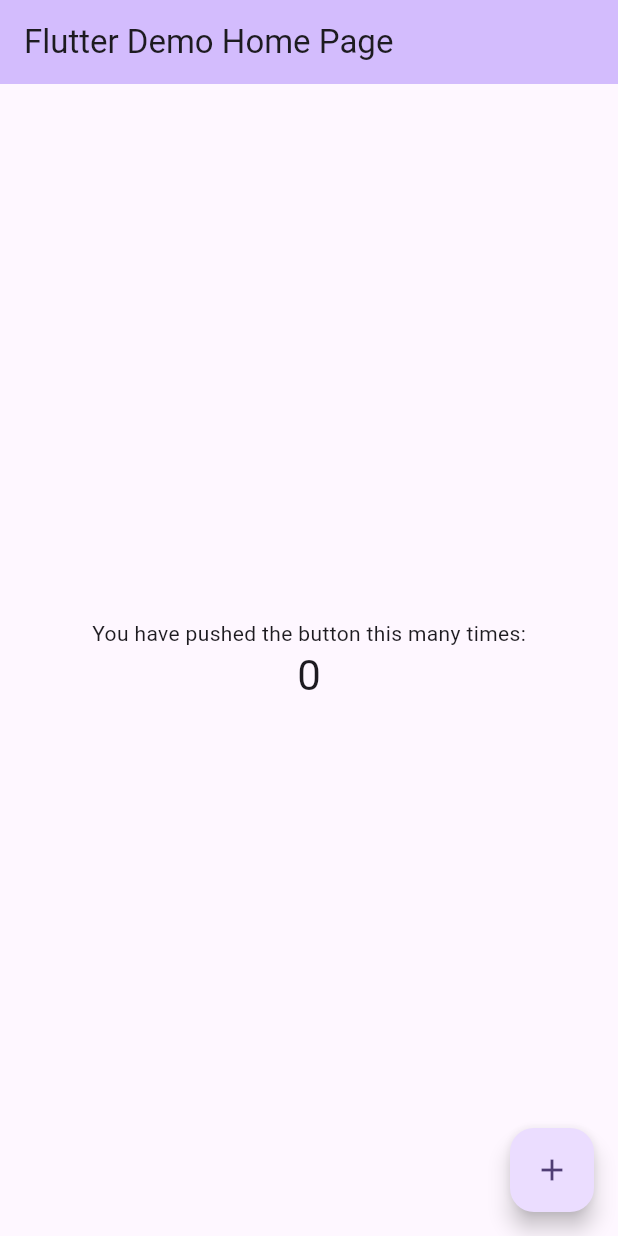
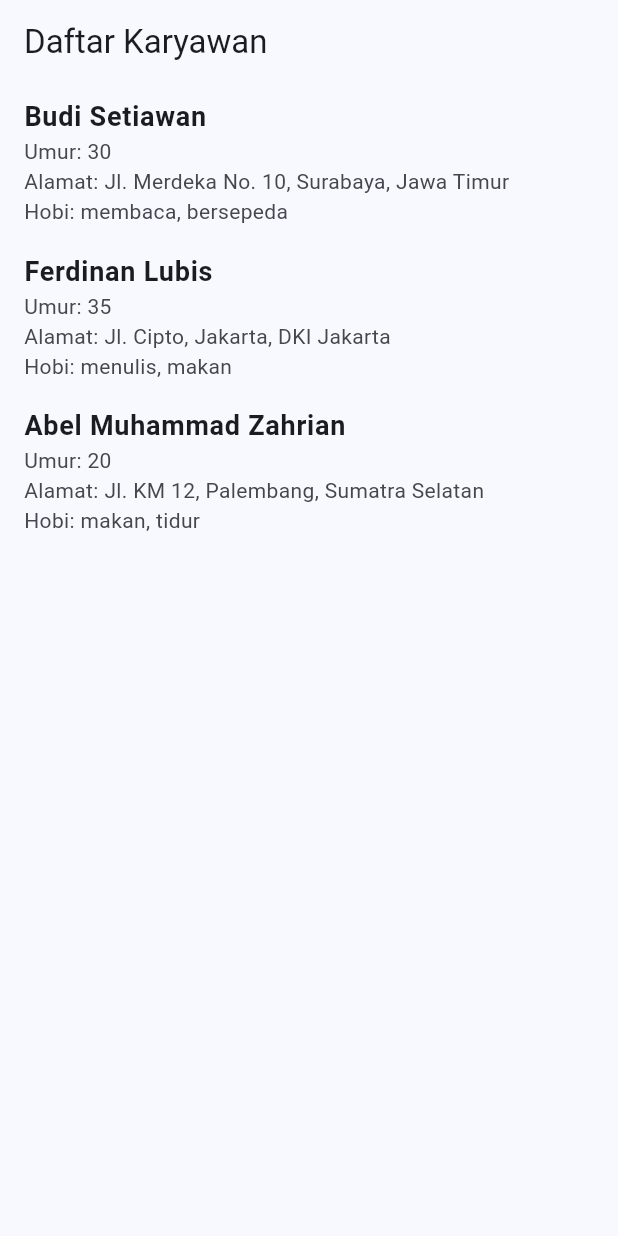
Before and after one commit to Mobile-Programming-MDP/materi-flutter-zahriaan, a Flutter app: the screen it shows after launch, on a phone screen of 412 x 824 dp. Run offline on Flutter 3.47's test engine with Material 3 defaults, Android fonts, the light colour scheme and no system bars.

Commit message:
Pertemuan 2

```diff
--- a/karyawan/assets/karyawan.json
+++ b/karyawan/assets/karyawan.json
@@ -0,0 +1,32 @@
+[
+    {
+        "nama": "Budi Setiawan",
+        "umur": 30,
+        "alamat": {
+            "jalan": "Jl. Merdeka No. 10",
+            "kota": "Surabaya",
+            "provinsi": "Jawa Timur"
+        },
+        "hobi": ["membaca", "bersepeda"]
+    },
+    {
+        "nama": "Ferdinan Lubis",
+        "umur": 35,
+        "alamat": {
+            "jalan": "Jl. Cipto",
+            "kota": "Jakarta",
+            "provinsi": "DKI Jakarta"
+        },
+        "hobi": ["menulis", "makan"]
+    },
+    {
+        "nama": "Abel Muhammad Zahrian",
+        "umur": 20,
+        "alamat": {
+            "jalan": "Jl. KM 12",
+            "kota": "Palembang",
+            "provinsi": "Sumatra Selatan"
+        },
+        "hobi": ["makan", "tidur"]
+    }
+]
--- a/karyawan/lib/main.dart
+++ b/karyawan/lib/main.dart
@@ -1,4 +1,8 @@
+import 'dart:convert';
+
 import 'package:flutter/material.dart';
+import 'package:flutter/services.dart';
+import 'package:karyawan/models/karyawan.dart';
 
 void main() {
   runApp(const MyApp());
@@ -7,115 +11,78 @@ void main() {
 class MyApp extends StatelessWidget {
   const MyApp({super.key});
 
-  // This widget is the root of your application.
   @override
   Widget build(BuildContext context) {
     return MaterialApp(
       title: 'Flutter Demo',
+      debugShowCheckedModeBanner: false,
       theme: ThemeData(
-        // This is the theme of your application.
-        //
-        // TRY THIS: Try running your application with "flutter run". You'll see
-        // the application has a purple toolbar. Then, without quitting the app,
-        // try changing the seedColor in the colorScheme below to Colors.green
-        // and then invoke "hot reload" (save your changes or press the "hot
-        // reload" button in a Flutter-supported IDE, or press "r" if you used
-        // the command line to start the app).
-        //
-        // Notice that the counter didn't reset back to zero; the application
-        // state is not lost during the reload. To reset the state, use hot
-        // restart instead.
-        //
-        // This works for code too, not just values: Most code changes can be
-        // tested with just a hot reload.
-        colorScheme: .fromSeed(seedColor: Colors.deepPurple),
+        colorScheme: ColorScheme.fromSeed(seedColor: Colors.blue),
+        useMaterial3: true,
       ),
-      home: const MyHomePage(title: 'Flutter Demo Home Page'),
+      home: const MyHomePage(),
     );
   }
 }
 
 class MyHomePage extends StatefulWidget {
-  const MyHomePage({super.key, required this.title});
+  const MyHomePage({super.key});
 
-  // This widget is the home page of your application. It is stateful, meaning
-  // that it has a State object (defined below) that contains fields that affect
-  // how it looks.
+  Future<List<Karyawan>> loadKaryawan() async {
+    final String response = await rootBundle.loadString('assets/karyawan.json');
+    final List<dynamic> data = json.decode(response);
 
-  // This class is the configuration for the state. It holds the values (in this
-  // case the title) provided by the parent (in this case the App widget) and
-  // used by the build method of the State. Fields in a Widget subclass are
-  // always marked "final".
-
-  final String title;
+    return data.map((json) => Karyawan.fromJson(json)).toList();
+  }
 
   @override
   State<MyHomePage> createState() => _MyHomePageState();
 }
 
 class _MyHomePageState extends State<MyHomePage> {
-  int _counter = 0;
+  late Future<List<Karyawan>> _loadKaryawan;
 
-  void _incrementCounter() {
-    setState(() {
-      // This call to setState tells the Flutter framework that something has
-      // changed in this State, which causes it to rerun the build method below
-      // so that the display can reflect the updated values. If we changed
-      // _counter without calling setState(), then the build method would not be
-      // called again, and so nothing would appear to happen.
-      _counter++;
-    });
+  @override
+  void initState() {
+    super.initState();
+    _loadKaryawan = widget.loadKaryawan();
   }
 
   @override
   Widget build(BuildContext context) {
-    // This method is rerun every time setState is called, for instance as done
-    // by the _incrementCounter method above.
-    //
-    // The Flutter framework has been optimized to make rerunning build methods
-    // fast, so that you can just rebuild anything that needs updating rather
-    // than having to individually change instances of widgets.
     return Scaffold(
-      appBar: AppBar(
-        // TRY THIS: Try changing the color here to a specific color (to
-        // Colors.amber, perhaps?) and trigger a hot reload to see the AppBar
-        // change color while the other colors stay the same.
-        backgroundColor: Theme.of(context).colorScheme.inversePrimary,
-        // Here we take the value from the MyHomePage object that was created by
-        // the App.build method, and use it to set our appbar title.
-        title: Text(widget.title),
+      appBar: AppBar(title: const Text("Daftar Karyawan")),
+      body: FutureBuilder<List<Karyawan>>(
+        future: _loadKaryawan,
+        builder: (context, snapshot) {
+          if (snapshot.hasData) {
+            return ListView.builder(
+              itemCount: snapshot.data!.length,
+              itemBuilder: (context, index) {
+                final karyawan = snapshot.data![index];
+                return ListTile(
+                  title: Text(
+                    karyawan.nama,
+                    style: TextStyle(fontSize: 18, fontWeight: FontWeight.bold),
                   ),
-      body: Center(
-        // Center is a layout widget. It takes a single child and positions it
-        // in the middle of the parent.
-        child: Column(
-          // Column is also a layout widget. It takes a list of children and
-          // arranges them vertically. By default, it sizes itself to fit its
-          // children horizontally, and tries to be as tall as its parent.
-          //
-          // Column has various properties to control how it sizes itself and
-          // how it positions its children. Here we use mainAxisAlignment to
-          // center the children vertically; the main axis here is the vertical
-          // axis because Columns are vertical (the cross axis would be
-          // horizontal).
-          //
-          // TRY THIS: Invoke "debug painting" (choose the "Toggle Debug Paint"
-          // action in the IDE, or press "p" in the console), to see the
-          // wireframe for each widget.
-          mainAxisAlignment: .center,
+                  subtitle: Column(
+                    crossAxisAlignment: CrossAxisAlignment.start,
                     children: [
-            const Text('You have pushed the button this many times:'),
+                      Text("Umur: ${karyawan.umur}"),
                       Text(
-              '$_counter',
-              style: Theme.of(context).textTheme.headlineMedium,
+                        "Alamat: ${karyawan.alamat.jalan}, ${karyawan.alamat.kota}, ${karyawan.alamat.provinsi}",
                       ),
+                      Text("Hobi: ${karyawan.hobi.join(', ')}"),
                     ],
                   ),
-      ),
-      floatingActionButton: FloatingActionButton(
-        onPressed: _incrementCounter,
-        tooltip: 'Increment',
-        child: const Icon(Icons.add),
+                );
+              },
+            );
+          } else if (snapshot.hasError) {
+            return Center(child: Text("Error: ${snapshot.error}"));
+          }
+          return const Center(child: CircularProgressIndicator());
+        },
       ),
     );
   }
--- a/karyawan/lib/models/karyawan.dart
+++ b/karyawan/lib/models/karyawan.dart
@@ -0,0 +1,32 @@
+class Karyawan{
+  final String nama;
+  final int umur;
+  final Alamat alamat;
+  final List<String> hobi;
+
+  Karyawan({required this.nama, required this.umur, required this.alamat, required this.hobi});
+
+  factory Karyawan.fromJson(Map<String, dynamic> json){
+    return Karyawan(
+      nama: json['nama'],
+      umur: json['umur'],
+      alamat: Alamat.fromJson(json['alamat']),
+      hobi: List<String>.from(json['hobi'])
+    );
+  }
+}
+class Alamat {
+  final String jalan;
+  final String kota;
+  final String provinsi;
+
+  Alamat({required this.jalan, required this.kota, required this.provinsi});
+
+  factory Alamat.fromJson(Map<String, dynamic> json){
+    return Alamat(
+      jalan: json['jalan'],
+      kota: json['kota'],
+      provinsi: json['provinsi']
+    );
+  }
+}
```
Also changed, not shown: karyawan/pubspec.yaml (+4 -66 lines). Lines whose indentation alone changed are shown as unchanged.
